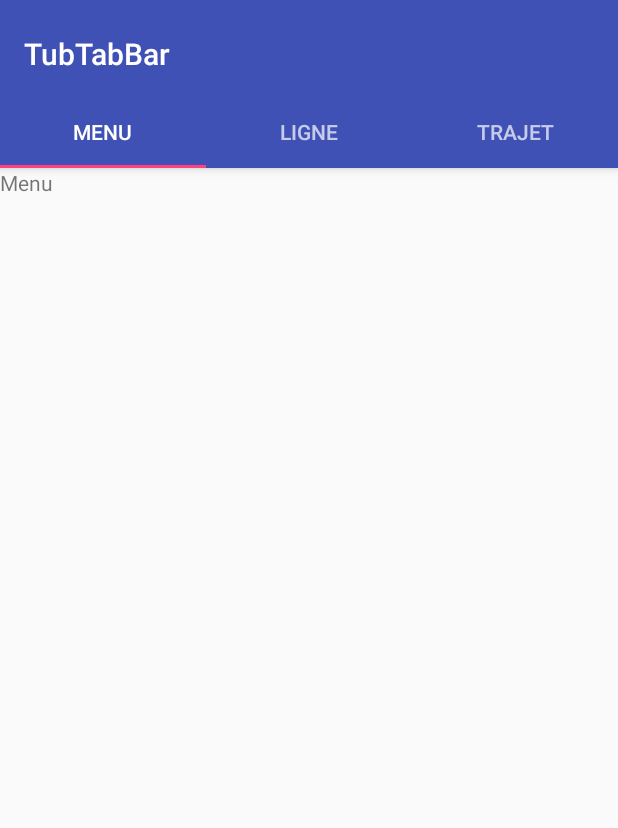
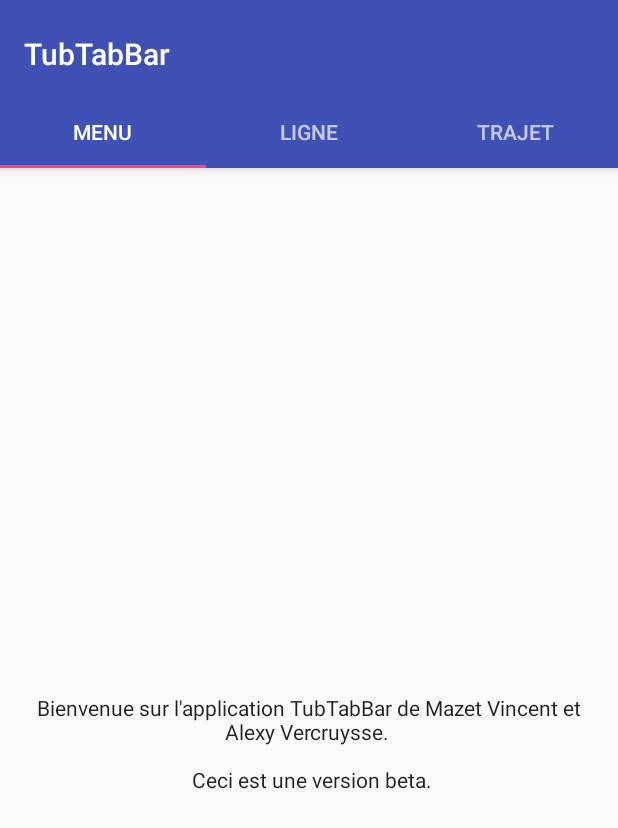
Before and after one commit to Alexyvercruysse/TubBourg, an Android app: the screen it shows after launch (MainActivity), on a phone screen of 412 x 824 dp. Shown: the top 828 px of the screen. Run offline under Robolectric (Android 15) with nearby library versions, the phone set to English and light mode, and no system bars.

Commit message:
Ajout de commentaire + menu

```diff
--- a/app/src/main/AndroidManifest.xml
+++ b/app/src/main/AndroidManifest.xml
@@ -29,7 +29,7 @@
             </intent-filter>
         </activity>
         <activity android:name=".selectStops" />
-        <activity android:name=".LigneMap" />
+        <activity android:name=".LineMap" />
         <activity android:name=".stopHours"></activity>
     </application>
 
--- a/app/src/main/java/com/example/alexy/tubtabbar/LigneFragment.java
+++ b/app/src/main/java/com/example/alexy/tubtabbar/LineFragment.java
@@ -2,7 +2,6 @@ package com.example.alexy.tubtabbar;
 
 import android.content.Context;
 import android.content.Intent;
-import android.net.Uri;
 import android.os.Bundle;
 import android.support.v4.app.Fragment;
 import android.view.LayoutInflater;
@@ -10,31 +9,27 @@ import android.view.View;
 import android.view.ViewGroup;
 import android.widget.AdapterView;
 import android.widget.ArrayAdapter;
-import android.widget.Button;
 import android.widget.ListView;
 
 import java.util.ArrayList;
 import java.util.List;
 
-public class LigneFragment extends Fragment {
+public class LineFragment extends Fragment {
 
     private View retVal = null;
     private ListView listLigne;
-    public LigneFragment() {
+    public LineFragment() {
         // Required empty public constructor
     }
 
-    public static LigneFragment newInstance() {
-        LigneFragment fragment = new LigneFragment();
+    public static LineFragment newInstance() {
+        LineFragment fragment = new LineFragment();
         return fragment;
     }
 
     @Override
     public void onCreate(Bundle savedInstanceState) {
         super.onCreate(savedInstanceState);
-        if (getArguments() != null) {
-
-        }
     }
 
     @Override
@@ -42,9 +37,11 @@ public class LigneFragment extends Fragment {
                              Bundle savedInstanceState) {
         retVal = inflater.inflate(R.layout.fragment_ligne, container, false);
         listLigne = (ListView) retVal.findViewById(R.id.listLigne);
+        // Création de la liste des lignes
         List<String> ListDeString = new ArrayList<String>(){{add("Ligne 1");add("Ligne 2");add("Ligne 3");add("Ligne 4");add("Ligne 5");add("Ligne 6");add("Ligne 7");add("Ligne 21");}};
         ArrayAdapter arrayAdapter = new ArrayAdapter(getActivity(),android.R.layout.simple_list_item_1, ListDeString );
         listLigne.setAdapter(arrayAdapter);
+        // Afficher les horraire de la ligne selectionné
         listLigne.setOnItemClickListener(new AdapterView.OnItemClickListener() {
             @Override
             public void onItemClick(AdapterView<?> adapterView, View view, int i, long l) {
@@ -60,7 +57,8 @@ public class LigneFragment extends Fragment {
     }
 
     private void showLigneHorraire(final int numLigne){
-                Intent intent = new Intent(getActivity(),LigneMap.class);
+        // Lancement de l'activité avec la map + sa ligne kml grâce au numLigne
+                Intent intent = new Intent(getActivity(),LineMap.class);
                 intent.putExtra("numLigne",numLigne);
                 startActivity(intent);
     }
--- a/app/src/main/java/com/example/alexy/tubtabbar/MainActivity.java
+++ b/app/src/main/java/com/example/alexy/tubtabbar/MainActivity.java
@@ -1,8 +1,6 @@
 package com.example.alexy.tubtabbar;
 
 import android.support.design.widget.TabLayout;
-import android.support.design.widget.FloatingActionButton;
-import android.support.design.widget.Snackbar;
 import android.support.v7.app.AppCompatActivity;
 import android.support.v7.widget.Toolbar;
 
@@ -16,8 +14,6 @@ import android.view.Menu;
 import android.view.MenuItem;
 import android.view.View;
 import android.view.ViewGroup;
-
-import android.widget.TextView;
 
 public class MainActivity extends AppCompatActivity {
 
@@ -112,9 +108,9 @@ public class MainActivity extends AppCompatActivity {
                 case 0:
                     return MenuFragment.newInstance();
                 case 1:
-                    return LigneFragment.newInstance();
+                    return LineFragment.newInstance();
                 case 2:
-                    return TrajetFragment.newInstance();
+                    return TravelFragment.newInstance();
             }
             return null;
         }
--- a/app/src/main/java/com/example/alexy/tubtabbar/Utilities.java
+++ b/app/src/main/java/com/example/alexy/tubtabbar/Utilities.java
@@ -37,7 +37,7 @@ public class Utilities {
         int minute = new Date().getMinutes();
         int leheure = hour*1000+minute;
         int lheureareturn = 0;
-        String result = "";
+        String result = "Pas d'horraire";
         for (String lheure : lesHeures){
             lesHEnInt.add(Integer.parseInt(lheure.substring(0,2))*1000+Integer.parseInt(lheure.substring(3,5)));
         }
@@ -58,7 +58,7 @@ public class Utilities {
             }
 
         }
-        return null;
+        return result;
     }
 
 
--- a/app/src/main/java/com/example/alexy/tubtabbar/stopHours.java
+++ b/app/src/main/java/com/example/alexy/tubtabbar/stopHours.java
@@ -32,8 +32,8 @@ public class stopHours extends AppCompatActivity {
         hourRepository.open();
         List<String> horraireAllez = hourRepository.getHoursByidLineAndidStop(this,getIntent().getIntExtra("idLine",999),getIntent().getIntExtra("idStop",999));
         List<String> horraireRetour = hourRepository.getHoursByidLineAndidStop(this,getIntent().getIntExtra("idLine",999)+1,getIntent().getIntExtra("idStop",999));
-        tvDirection1.setText("Direction : "+getIntent().getStringExtra("premierStop")+"\nProchain horraire : "+Utilities.getNextPassageFromNow(horraireAllez));
-        tvDirection2.setText("Direction : "+getIntent().getStringExtra("dernierStop")+"\nProchain horraire : "+Utilities.getNextPassageFromNow(horraireRetour));
+        tvDirection1.setText("Direction : "+getIntent().getStringExtra("premierStop")+"\nProchain horraire : "+Utilities.getNextPassageFromNow(horraireAllez)+"\n");
+        tvDirection2.setText("Direction : "+getIntent().getStringExtra("dernierStop")+"\nProchain horraire : "+Utilities.getNextPassageFromNow(horraireRetour)+"\n");
         tvArret.setText("Arrêt : "+getIntent().getStringExtra("nomArret"));
         Log.d("tag",""+Utilities.getNextPassageFromNow(horraireAllez));
         ArrayAdapter arrayAdapter = new ArrayAdapter(this,android.R.layout.simple_list_item_1, new ArrayList<String>(){{add("Pas de résultat");}} );
--- a/app/src/main/res/layout/activity_ligne_map.xml
+++ b/app/src/main/res/layout/activity_ligne_map.xml
@@ -8,7 +8,7 @@
     android:paddingLeft="@dimen/activity_horizontal_margin"
     android:paddingRight="@dimen/activity_horizontal_margin"
     android:paddingTop="@dimen/activity_vertical_margin"
-    tools:context="com.example.alexy.tubtabbar.LigneMap">
+    tools:context="com.example.alexy.tubtabbar.LineMap">
 
     <com.google.android.gms.maps.MapView
         android:layout_width="wrap_content"
--- a/app/src/main/res/layout/activity_stop_hours.xml
+++ b/app/src/main/res/layout/activity_stop_hours.xml
@@ -17,8 +17,10 @@
         android:layout_height="match_parent"
         android:id="@+id/tvArret"
         android:layout_weight="1"
-        android:textAlignment="center"
-        tools:text="Arrêt :" />
+        tools:text="Arrêt :"
+        android:textAppearance="@style/TextAppearance.AppCompat"
+        android:gravity="center"
+        android:textSize="18sp" />
 
     <LinearLayout
         android:orientation="horizontal"
--- a/app/src/main/res/layout/fragment_ligne.xml
+++ b/app/src/main/res/layout/fragment_ligne.xml
@@ -2,7 +2,7 @@
     xmlns:tools="http://schemas.android.com/tools"
     android:layout_width="match_parent"
     android:layout_height="match_parent"
-    tools:context="com.example.alexy.tubtabbar.LigneFragment"
+    tools:context="com.example.alexy.tubtabbar.LineFragment"
     android:orientation="vertical">
 
     <!-- TODO: Update blank fragment layout -->
--- a/app/src/main/res/layout/fragment_menu.xml
+++ b/app/src/main/res/layout/fragment_menu.xml
@@ -1,5 +1,6 @@
-<FrameLayout xmlns:android="http://schemas.android.com/apk/res/android"
+<LinearLayout xmlns:android="http://schemas.android.com/apk/res/android"
     xmlns:tools="http://schemas.android.com/tools"
+    android:orientation="horizontal"
     android:layout_width="match_parent"
     android:layout_height="match_parent"
     tools:context="com.example.alexy.tubtabbar.MenuFragment">
@@ -8,6 +9,9 @@
     <TextView
         android:layout_width="match_parent"
         android:layout_height="match_parent"
-        android:text="Menu" />
+        android:text="Bienvenue sur l'application TubTabBar de Mazet Vincent et Alexy Vercruysse. \n\n Ceci est une version beta."
+        android:textAppearance="@style/TextAppearance.AppCompat"
+        android:gravity="center"
+        android:padding="16dp" />
 
-</FrameLayout>
+</LinearLayout>
```
Also changed, not shown: app/src/main/java/com/example/alexy/tubtabbar/LineMap.java (renamed from app/src/main/java/com/example/alexy/tubtabbar/LigneMap.java, +13 -18 lines), app/src/main/java/com/example/alexy/tubtabbar/TravelFragment.java (renamed from app/src/main/java/com/example/alexy/tubtabbar/TrajetFragment.java, +5 -7 lines), app/src/main/res/layout/fragment_trajet.xml (+9 -1 lines).
